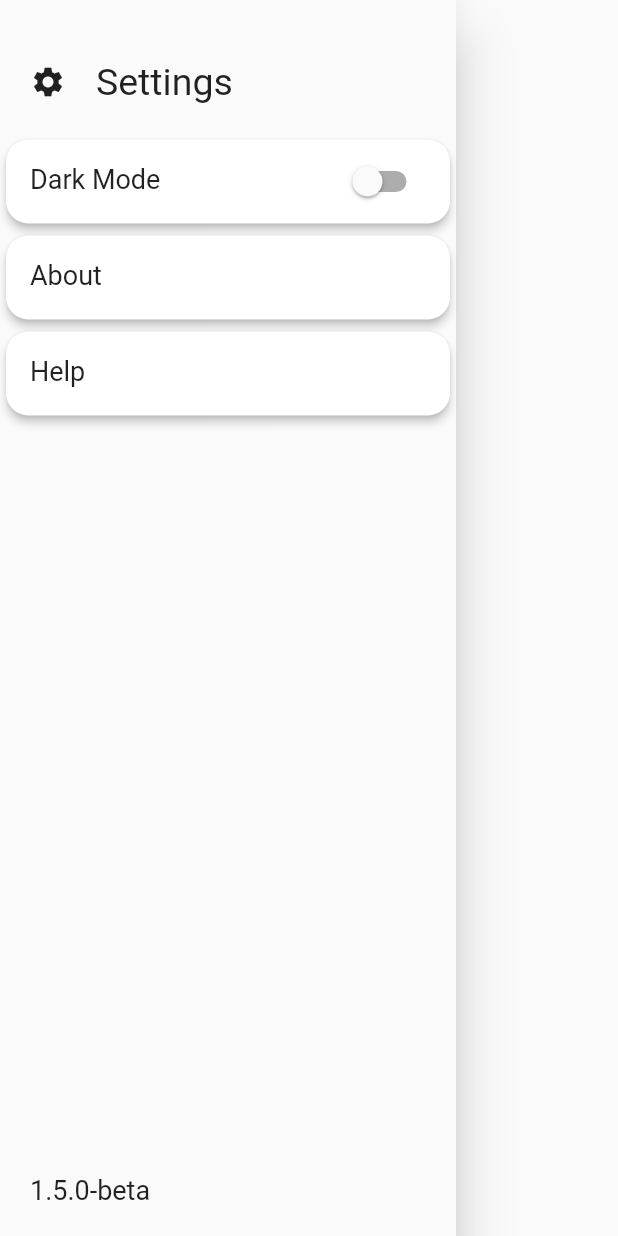
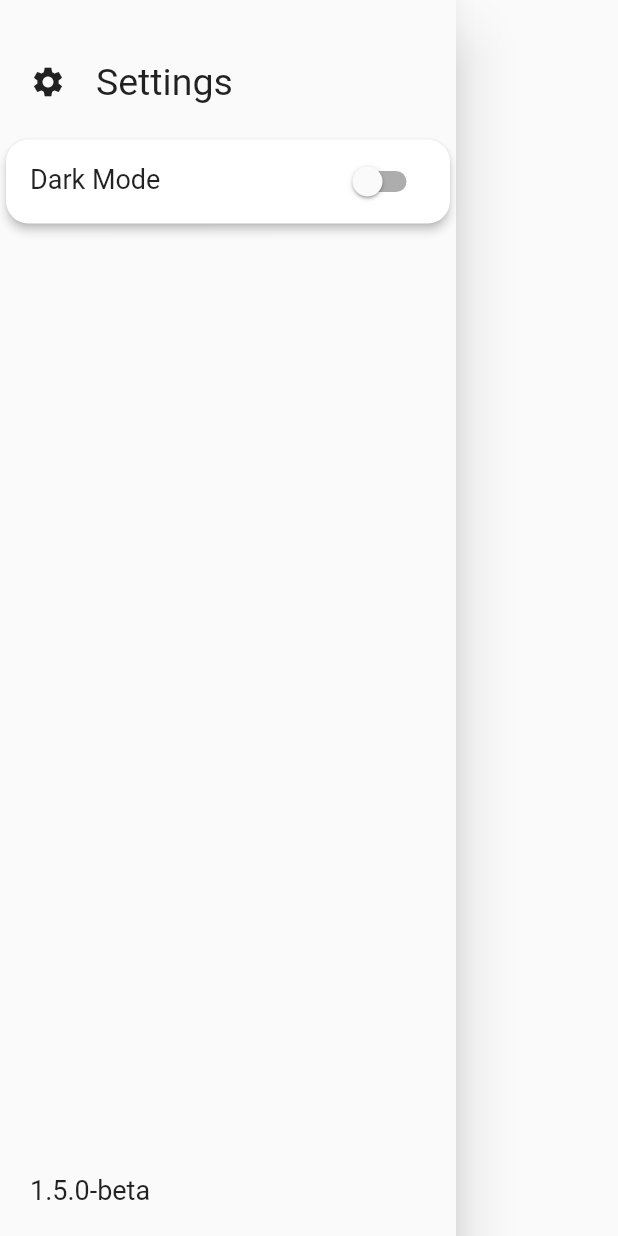
Before and after one commit to cian-sheehy/BusLnk, a Flutter app: the NavDrawer widget shown alone on an empty page, opened directly, on a phone screen of 412 x 824 dp. Run offline on Flutter 3.47's test engine with Material 2 defaults, Android fonts, the phone set to English and light mode, and no system bars; our stand-ins replace dio, flutter_map, geolocator, latlong2, localstorage, package_info_plus and 1 more; missing offline and left inert: dio_http_cache, flutter_map_marker_cluster, fuzzy; network calls fail; statements that could not run were skipped.

Commit message:
[1.5] Remove About & Help options for now

```diff
--- a/lib/pages/widgets/drawer.dart
+++ b/lib/pages/widgets/drawer.dart
@@ -88,26 +88,27 @@ class NavDrawerState extends State<NavDrawer> {
                   ),
                 ),
               ),
-              Card(
-                child: ListTile(
-                  leading: Text(
-                    'About',
-                    style: TextStyle(
-                      fontSize: 18,
-                    ),
-                  ),
-                ),
-              ),
-              Card(
-                child: ListTile(
-                  leading: Text(
-                    'Help',
-                    style: TextStyle(
-                      fontSize: 18,
-                    ),
-                  ),
-                ),
-              ),
+              // TODO - Remove About and Help for now
+              // Card(
+              //   child: ListTile(
+              //     leading: Text(
+              //       'About',
+              //       style: TextStyle(
+              //         fontSize: 18,
+              //       ),
+              //     ),
+              //   ),
+              // ),
+              // Card(
+              //   child: ListTile(
+              //     leading: Text(
+              //       'Help',
+              //       style: TextStyle(
+              //         fontSize: 18,
+              //       ),
+              //     ),
+              //   ),
+              // ),
               Expanded(
                 child: Container(
                   padding: EdgeInsets.only(
```
